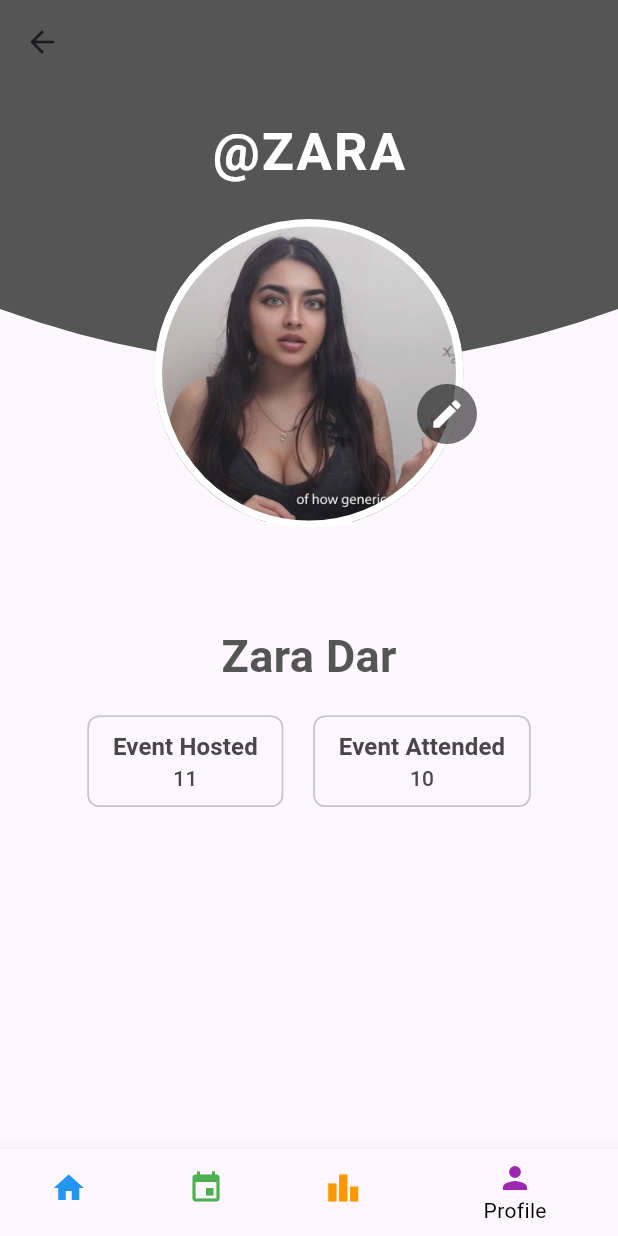
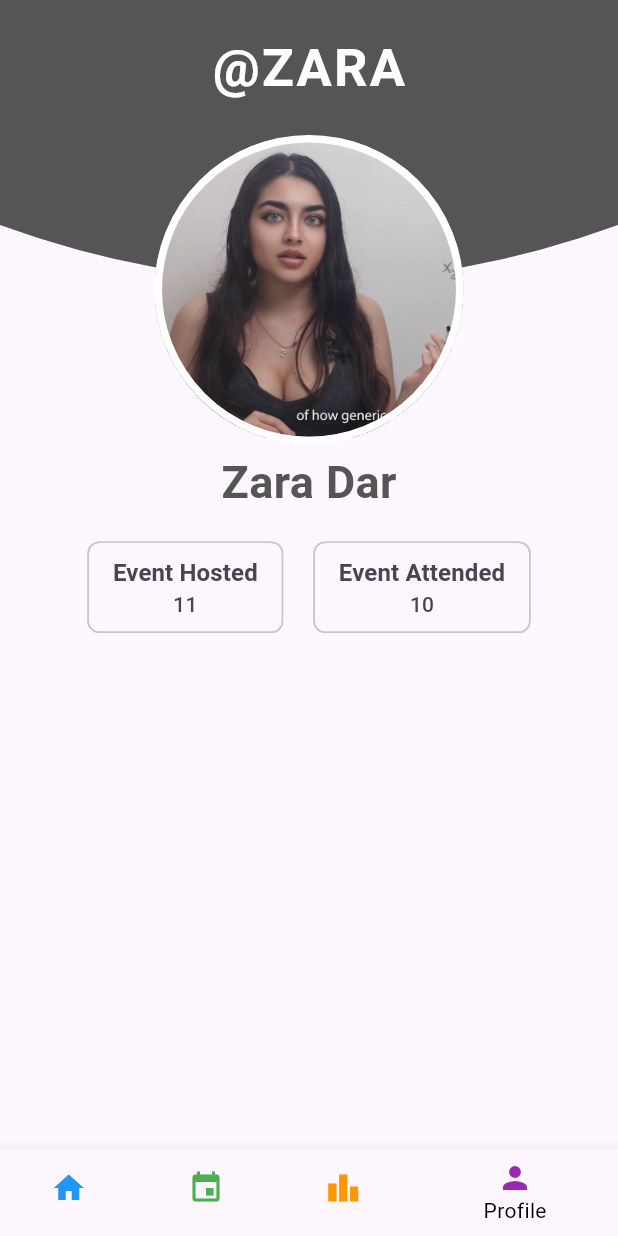
Before and after one commit to seamoonpandey/osm-hackfest-2081-app, a Flutter app: the screen it shows after launch, item 4 of the bottom bar chosen, on a phone screen of 412 x 824 dp. Run offline on Flutter 3.47's test engine with Material 3 defaults, Android fonts, the light colour scheme and no system bars; our stand-ins replace flutter_map, latlong2.

Commit message:
fix layout

```diff
--- a/lib/pages/profile_screen.dart
+++ b/lib/pages/profile_screen.dart
@@ -12,17 +12,56 @@ class _ProfileScreenState extends State<ProfileScreen> {
   @override
   Widget build(BuildContext context) {
     return Scaffold(
-      appBar: AppBar(
-        elevation: 0.0,
-        backgroundColor: const Color(0xff555555),
-        leading: IconButton(
-          icon: const Icon(Icons.arrow_back),
-          onPressed: () {},
-        ),
-      ),
-      body: Stack(
-        alignment: Alignment.center,
+      body: ListView(
         children: [
+          SizedBox(
+            height: 300,
+            child: Stack(
+              alignment: Alignment.center,
+              children: [
+                CustomPaint(
+                  painter: HeaderCurvedContainer(),
+                  child: SizedBox(
+                    width: MediaQuery.of(context).size.width,
+                    height: MediaQuery.of(context).size.height,
+                  ),
+                ),
+                Positioned(
+                  top: 0,
+                  child: Column(
+                    crossAxisAlignment: CrossAxisAlignment.center,
+                    children: [
+                      const Padding(
+                        padding: EdgeInsets.all(20),
+                        child: Text(
+                          "@ZARA",
+                          style: TextStyle(
+                              fontSize: 35,
+                              letterSpacing: 1.5,
+                              fontWeight: FontWeight.w600,
+                              color: Colors.white),
+                        ),
+                      ),
+                      Container(
+                        padding: const EdgeInsets.all(10),
+                        width: MediaQuery.of(context).size.width / 2,
+                        height: MediaQuery.of(context).size.width / 2,
+                        decoration: BoxDecoration(
+                          border: Border.all(color: Colors.white, width: 5),
+                          shape: BoxShape.circle,
+                          color: Colors.white,
+                          image: const DecorationImage(
+                            fit: BoxFit.contain,
+                            image: AssetImage("assets/ZARA.jpg"),
+                          ),
+                        ),
+                      ),
+                    ],
+                  ),
+                ),
+              ],
+            ),
+          ),
           Column(
             mainAxisAlignment: MainAxisAlignment.end,
             children: [
@@ -33,9 +72,6 @@ class _ProfileScreenState extends State<ProfileScreen> {
                 child: const Column(
                   crossAxisAlignment: CrossAxisAlignment.center,
                   children: [
-                    SizedBox(
-                      height: 100,
-                    ),
                     Text('Zara Dar',
                         style: TextStyle(
                             fontSize: 30,
@@ -77,55 +113,6 @@ class _ProfileScreenState extends State<ProfileScreen> {
               )
             ],
           ),
-          CustomPaint(
-            painter: HeaderCurvedContainer(),
-            child: SizedBox(
-              width: MediaQuery.of(context).size.width,
-              height: MediaQuery.of(context).size.height,
-            ),
-          ),
-          Column(
-            crossAxisAlignment: CrossAxisAlignment.center,
-            children: [
-              const Padding(
-                padding: EdgeInsets.all(20),
-                child: Text(
-                  "@ZARA",
-                  style: TextStyle(
-                      fontSize: 35,
-                      letterSpacing: 1.5,
-                      fontWeight: FontWeight.w600,
-                      color: Colors.white),
-                ),
-              ),
-              Container(
-                padding: const EdgeInsets.all(10),
-                width: MediaQuery.of(context).size.width / 2,
-                height: MediaQuery.of(context).size.width / 2,
-                decoration: BoxDecoration(
-                  border: Border.all(color: Colors.white, width: 5),
-                  shape: BoxShape.circle,
-                  color: Colors.white,
-                  image: const DecorationImage(
-                    fit: BoxFit.contain,
-                    image: AssetImage("assets/ZARA.jpg"),
-                  ),
-                ),
-              ),
-            ],
-          ),
-          Padding(
-            padding: const EdgeInsets.only(bottom: 270, left: 184),
-            child: CircleAvatar(
-              backgroundColor: Colors.black54,
-              child: IconButton(
-                  icon: const Icon(
-                    Icons.edit,
-                    color: Colors.white,
-                  ),
-                  onPressed: () {}),
-            ),
-          )
         ],
       ),
     );
```
